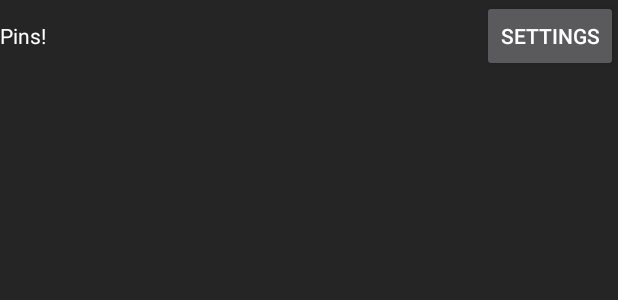
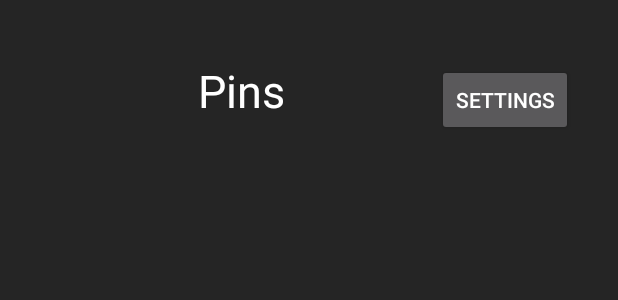
Before and after one commit to sjdobesh/moodpins, an Android app: the layout activity_pin.xml on its own in the app's theme, with its tools: preview values and no code run, on a phone screen of 412 x 824 dp. Shown: the top 300 px of the screen. Run offline under Robolectric (Android 15) with nearby library versions, the phone set to English and light mode, and no system bars; Roboto replaces fonts that are not available here.

Commit message:
updated pins

```diff
--- a/app/src/main/res/layout/activity_pin.xml
+++ b/app/src/main/res/layout/activity_pin.xml
@@ -11,18 +11,25 @@
     <LinearLayout
         android:layout_width="match_parent"
         android:layout_height="match_parent"
-        android:gravity="end"
-        android:orientation="horizontal">
+        android:gravity="center_horizontal"
+        android:orientation="horizontal"
+        android:layout_margin="30dp">
         <TextView
             android:layout_weight="1"
             android:layout_width="wrap_content"
             android:layout_height="wrap_content"
-            android:text="Pins!"
+            android:text="Pins"
+            android:textSize="30sp"
+            android:gravity="center"
+            android:padding="10dp"
             android:textColor="@color/white" />
         <Button
+            android:id="@+id/settings_button"
+            android:layout_weight="0"
             android:layout_width="wrap_content"
             android:layout_height="wrap_content"
-            android:text="Settings"/>
+            android:text="Settings"
+            android:onClick="settings"/>
 
     </LinearLayout>
 
--- a/app/src/main/res/layout/activity_resources.xml
+++ b/app/src/main/res/layout/activity_resources.xml
@@ -12,12 +12,14 @@
         android:layout_width="match_parent"
         android:layout_height="match_parent"
         android:gravity="center_horizontal"
-        android:orientation="vertical">
+        android:orientation="vertical"
+        android:layout_margin="30dp">
         <TextView
             android:layout_width="wrap_content"
             android:layout_height="wrap_content"
             android:text="Resources!"
             android:textColor="@color/white"
+            android:textSize="30sp"
          />
         <include layout="@layout/scroll_resources" />
     </LinearLayout>
--- a/app/src/main/res/layout/scroll_resources.xml
+++ b/app/src/main/res/layout/scroll_resources.xml
@@ -8,4 +8,5 @@
     app:layout_behavior="@string/appbar_scrolling_view_behavior"
     tools:context=".ResourcesActivity"
     tools:showIn="@layout/activity_resources"
-    android:id="@+id/scrollView" />
+    android:id="@+id/scrollView"
+    android:layout_gravity="center_horizontal"/>
```
Also changed, not shown: app/src/main/java/edu/wwu/csci412/das_management_tracker/Pins.java (+7 -1 lines), app/src/main/res/layout/activity_reflection.xml (+27 -7 lines), app/src/main/res/layout/activity_settings.xml (+44 -0 lines).
